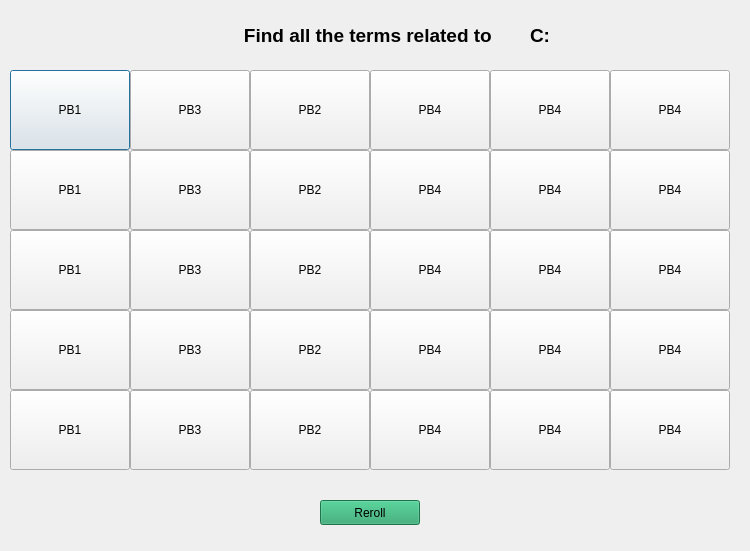
Qt form waves/try.ui (matternstsr/Sea-Application) before a commit.
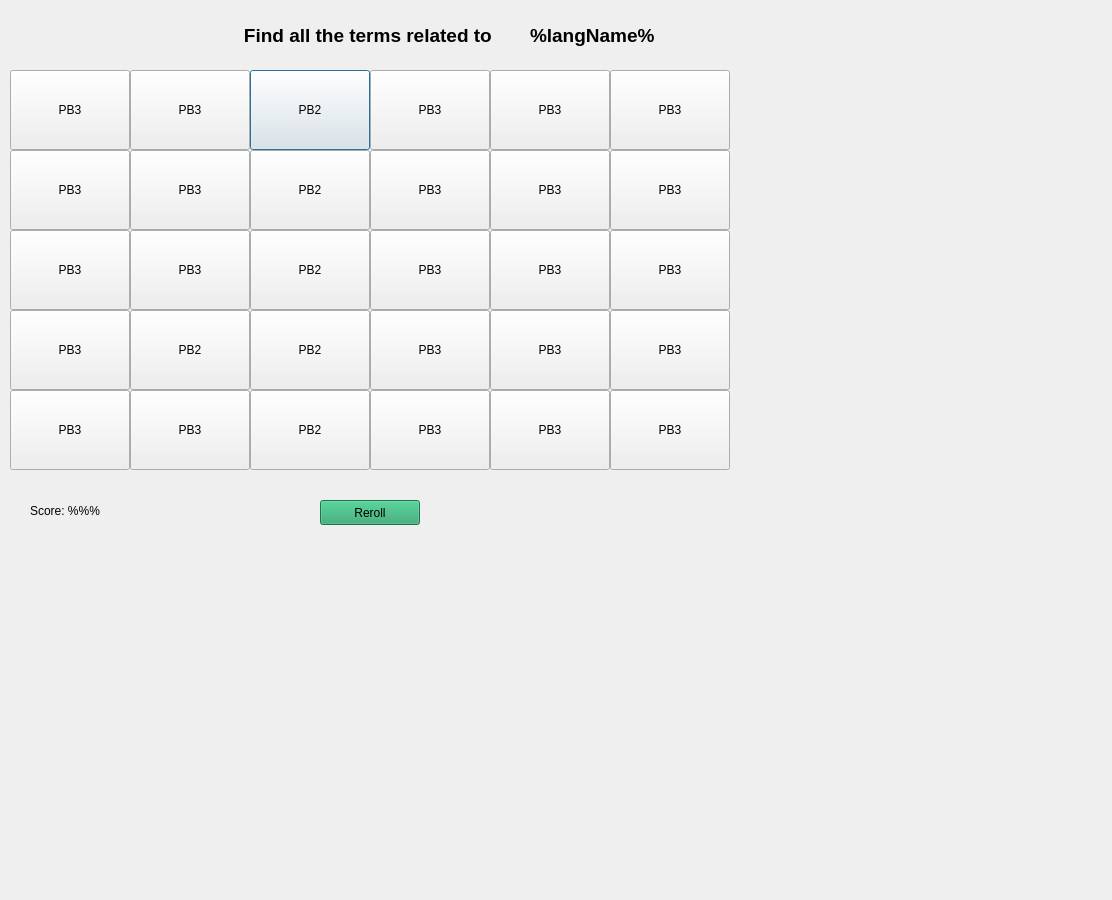
The same form after that commit.

Commit message: Add som UI improvments for allignement.

Patch:
```diff
--- a/waves/try.ui
+++ b/waves/try.ui
@@ -6,8 +6,8 @@
    <rect>
     <x>0</x>
     <y>0</y>
-    <width>750</width>
-    <height>551</height>
+    <width>1112</width>
+    <height>900</height>
    </rect>
   </property>
   <property name="cursor">
@@ -19,19 +19,6 @@
   <property name="styleSheet">
    <string notr="true"/>
   </property>
-  <widget class="QPushButton" name="pushButton_1">
-   <property name="geometry">
-    <rect>
-     <x>10</x>
-     <y>70</y>
-     <width>120</width>
-     <height>80</height>
-    </rect>
-   </property>
-   <property name="text">
-    <string>PB1</string>
-   </property>
-  </widget>
   <widget class="QPushButton" name="pushButton_2">
    <property name="geometry">
     <rect>
@@ -139,215 +126,317 @@
     <property name="geometry">
      <rect>
       <x>0</x>
-      <y>0</y>
+      <y>-60</y>
       <width>750</width>
-      <height>431</height>
+      <height>550</height>
      </rect>
     </property>
     <property name="text">
      <string/>
+    </property>
+   </widget>
+  </widget>
+  <widget class="QLabel" name="puzzleInstructions">
+   <property name="geometry">
+    <rect>
+     <x>10</x>
+     <y>10</y>
+     <width>721</width>
+     <height>51</height>
+    </rect>
+   </property>
+   <property name="font">
+    <font>
+     <pointsize>14</pointsize>
+     <weight>75</weight>
+     <bold>true</bold>
+    </font>
+   </property>
+   <property name="text">
+    <string>Find all the terms related to </string>
+   </property>
+   <property name="alignment">
+    <set>Qt::AlignCenter</set>
+   </property>
+  </widget>
+  <widget class="QLabel" name="langName">
+   <property name="geometry">
+    <rect>
+     <x>530</x>
+     <y>10</y>
+     <width>151</width>
+     <height>51</height>
+    </rect>
+   </property>
+   <property name="font">
+    <font>
+     <pointsize>14</pointsize>
+     <weight>75</weight>
+     <bold>true</bold>
+    </font>
+   </property>
+   <property name="text">
+    <string>%langName%</string>
+   </property>
+   <property name="alignment">
+    <set>Qt::AlignJustify|Qt::AlignVCenter</set>
+   </property>
+  </widget>
+  <widget class="QPushButton" name="rerollButton_2">
+   <property name="geometry">
+    <rect>
+     <x>320</x>
+     <y>500</y>
+     <width>100</width>
+     <height>25</height>
+    </rect>
+   </property>
+   <property name="styleSheet">
+    <string notr="true">background-color: rgb(38, 162, 105)</string>
+   </property>
+   <property name="text">
+    <string>Reroll</string>
+   </property>
+  </widget>
+  <widget class="QLabel" name="scoreLabel_2">
+   <property name="geometry">
+    <rect>
+     <x>30</x>
+     <y>490</y>
+     <width>131</width>
+     <height>41</height>
+    </rect>
+   </property>
+   <property name="text">
+    <string>Score: %%%</string>
+   </property>
+  </widget>
+  <widget class="QPushButton" name="pushButton_4">
+   <property name="geometry">
+    <rect>
+     <x>10</x>
+     <y>150</y>
+     <width>120</width>
+     <height>80</height>
+    </rect>
+   </property>
+   <property name="text">
+    <string>PB3</string>
+   </property>
+  </widget>
+  <widget class="QPushButton" name="pushButton_5">
+   <property name="geometry">
+    <rect>
+     <x>130</x>
+     <y>230</y>
+     <width>120</width>
+     <height>80</height>
+    </rect>
+   </property>
+   <property name="text">
+    <string>PB3</string>
     </property>
    </widget>
    <widget class="QPushButton" name="pushButton_6">
     <property name="geometry">
      <rect>
-      <x>610</x>
-      <y>10</y>
+     <x>130</x>
+     <y>150</y>
       <width>120</width>
       <height>80</height>
      </rect>
     </property>
     <property name="text">
-     <string>PB4</string>
+    <string>PB3</string>
     </property>
    </widget>
    <widget class="QPushButton" name="pushButton_7">
     <property name="geometry">
      <rect>
-      <x>610</x>
-      <y>90</y>
+     <x>10</x>
+     <y>70</y>
       <width>120</width>
       <height>80</height>
      </rect>
     </property>
     <property name="text">
-     <string>PB4</string>
-    </property>
-   </widget>
-   <widget class="QPushButton" name="pushButton_13">
-    <property name="geometry">
-     <rect>
-      <x>610</x>
-      <y>170</y>
-      <width>120</width>
-      <height>80</height>
-     </rect>
-    </property>
-    <property name="text">
-     <string>PB4</string>
-    </property>
-   </widget>
-   <widget class="QPushButton" name="pushButton_19">
-    <property name="geometry">
-     <rect>
-      <x>610</x>
-      <y>250</y>
-      <width>120</width>
-      <height>80</height>
-     </rect>
-    </property>
-    <property name="text">
-     <string>PB4</string>
-    </property>
-   </widget>
-   <widget class="QPushButton" name="pushButton_25">
-    <property name="geometry">
-     <rect>
-      <x>610</x>
-      <y>330</y>
-      <width>120</width>
-      <height>80</height>
-     </rect>
-    </property>
-    <property name="text">
-     <string>PB4</string>
-    </property>
-   </widget>
-   <widget class="QPushButton" name="pushButton_5">
+    <string>PB3</string>
+   </property>
+  </widget>
+  <widget class="QPushButton" name="pushButton_8">
     <property name="geometry">
      <rect>
       <x>490</x>
-      <y>10</y>
+     <y>390</y>
       <width>120</width>
       <height>80</height>
      </rect>
     </property>
     <property name="text">
-     <string>PB4</string>
+    <string>PB3</string>
     </property>
    </widget>
    <widget class="QPushButton" name="pushButton_9">
     <property name="geometry">
      <rect>
       <x>490</x>
-      <y>90</y>
+     <y>310</y>
       <width>120</width>
       <height>80</height>
      </rect>
     </property>
     <property name="text">
-     <string>PB4</string>
+    <string>PB3</string>
+   </property>
+  </widget>
+  <widget class="QPushButton" name="pushButton_11">
+   <property name="geometry">
+    <rect>
+     <x>490</x>
+     <y>230</y>
+     <width>120</width>
+     <height>80</height>
+    </rect>
+   </property>
+   <property name="text">
+    <string>PB3</string>
+   </property>
+  </widget>
+  <widget class="QPushButton" name="pushButton_12">
+   <property name="geometry">
+    <rect>
+     <x>490</x>
+     <y>150</y>
+     <width>120</width>
+     <height>80</height>
+    </rect>
+   </property>
+   <property name="text">
+    <string>PB3</string>
+   </property>
+  </widget>
+  <widget class="QPushButton" name="pushButton_13">
+   <property name="geometry">
+    <rect>
+     <x>490</x>
+     <y>70</y>
+     <width>120</width>
+     <height>80</height>
+    </rect>
+   </property>
+   <property name="text">
+    <string>PB3</string>
+   </property>
+  </widget>
+  <widget class="QPushButton" name="pushButton_14">
+   <property name="geometry">
+    <rect>
+     <x>370</x>
+     <y>390</y>
+     <width>120</width>
+     <height>80</height>
+    </rect>
+   </property>
+   <property name="text">
+    <string>PB3</string>
     </property>
    </widget>
    <widget class="QPushButton" name="pushButton_15">
     <property name="geometry">
      <rect>
-      <x>490</x>
-      <y>170</y>
+     <x>370</x>
+     <y>310</y>
       <width>120</width>
       <height>80</height>
      </rect>
     </property>
     <property name="text">
-     <string>PB4</string>
+    <string>PB3</string>
+   </property>
+  </widget>
+  <widget class="QPushButton" name="pushButton_17">
+   <property name="geometry">
+    <rect>
+     <x>370</x>
+     <y>230</y>
+     <width>120</width>
+     <height>80</height>
+    </rect>
+   </property>
+   <property name="text">
+    <string>PB3</string>
+   </property>
+  </widget>
+  <widget class="QPushButton" name="pushButton_18">
+   <property name="geometry">
+    <rect>
+     <x>370</x>
+     <y>150</y>
+     <width>120</width>
+     <height>80</height>
+    </rect>
+   </property>
+   <property name="text">
+    <string>PB3</string>
+   </property>
+  </widget>
+  <widget class="QPushButton" name="pushButton_19">
+   <property name="geometry">
+    <rect>
+     <x>370</x>
+     <y>70</y>
+     <width>120</width>
+     <height>80</height>
+    </rect>
+   </property>
+   <property name="text">
+    <string>PB3</string>
+   </property>
+  </widget>
+  <widget class="QPushButton" name="pushButton_20">
+   <property name="geometry">
+    <rect>
+     <x>610</x>
+     <y>310</y>
+     <width>120</width>
+     <height>80</height>
+    </rect>
+   </property>
+   <property name="text">
+    <string>PB3</string>
     </property>
    </widget>
    <widget class="QPushButton" name="pushButton_21">
     <property name="geometry">
      <rect>
-      <x>490</x>
-      <y>250</y>
+     <x>610</x>
+     <y>390</y>
       <width>120</width>
       <height>80</height>
      </rect>
     </property>
     <property name="text">
-     <string>PB4</string>
-    </property>
-   </widget>
-   <widget class="QPushButton" name="pushButton_27">
-    <property name="geometry">
-     <rect>
-      <x>490</x>
-      <y>330</y>
-      <width>120</width>
-      <height>80</height>
-     </rect>
-    </property>
-    <property name="text">
-     <string>PB4</string>
-    </property>
-   </widget>
-   <widget class="QPushButton" name="pushButton_29">
-    <property name="geometry">
-     <rect>
-      <x>370</x>
-      <y>330</y>
-      <width>120</width>
-      <height>80</height>
-     </rect>
-    </property>
-    <property name="text">
-     <string>PB4</string>
+    <string>PB3</string>
     </property>
    </widget>
    <widget class="QPushButton" name="pushButton_23">
     <property name="geometry">
      <rect>
-      <x>370</x>
-      <y>250</y>
+     <x>610</x>
+     <y>230</y>
       <width>120</width>
       <height>80</height>
      </rect>
     </property>
     <property name="text">
-     <string>PB4</string>
-    </property>
-   </widget>
-   <widget class="QPushButton" name="pushButton_17">
-    <property name="geometry">
-     <rect>
-      <x>370</x>
-      <y>170</y>
-      <width>120</width>
-      <height>80</height>
-     </rect>
-    </property>
-    <property name="text">
-     <string>PB4</string>
-    </property>
-   </widget>
-   <widget class="QPushButton" name="pushButton_4">
-    <property name="geometry">
-     <rect>
-      <x>370</x>
-      <y>10</y>
-      <width>120</width>
-      <height>80</height>
-     </rect>
-    </property>
-    <property name="text">
-     <string>PB4</string>
-    </property>
-   </widget>
-   <widget class="QPushButton" name="pushButton_11">
-    <property name="geometry">
-     <rect>
-      <x>370</x>
-      <y>90</y>
-      <width>120</width>
-      <height>80</height>
-     </rect>
-    </property>
-    <property name="text">
-     <string>PB4</string>
+    <string>PB3</string>
     </property>
    </widget>
    <widget class="QPushButton" name="pushButton_24">
     <property name="geometry">
      <rect>
-      <x>130</x>
-      <y>250</y>
+     <x>610</x>
+     <y>150</y>
       <width>120</width>
       <height>80</height>
      </rect>
@@ -356,24 +445,11 @@
      <string>PB3</string>
     </property>
    </widget>
-   <widget class="QPushButton" name="pushButton_18">
+  <widget class="QPushButton" name="pushButton_25">
     <property name="geometry">
      <rect>
-      <x>130</x>
-      <y>170</y>
-      <width>120</width>
-      <height>80</height>
-     </rect>
-    </property>
-    <property name="text">
-     <string>PB3</string>
-    </property>
-   </widget>
-   <widget class="QPushButton" name="pushButton_12">
-    <property name="geometry">
-     <rect>
-      <x>130</x>
-      <y>90</y>
+     <x>610</x>
+     <y>70</y>
       <width>120</width>
       <height>80</height>
      </rect>
@@ -386,128 +462,52 @@
     <property name="geometry">
      <rect>
       <x>10</x>
-      <y>330</y>
+     <y>230</y>
       <width>120</width>
       <height>80</height>
      </rect>
     </property>
     <property name="text">
-     <string>PB1</string>
-    </property>
-   </widget>
-   <widget class="QPushButton" name="pushButton_20">
+    <string>PB3</string>
+   </property>
+  </widget>
+  <widget class="QPushButton" name="pushButton_27">
     <property name="geometry">
      <rect>
-      <x>10</x>
-      <y>250</y>
+     <x>130</x>
+     <y>310</y>
       <width>120</width>
       <height>80</height>
      </rect>
     </property>
     <property name="text">
-     <string>PB1</string>
-    </property>
-   </widget>
-   <widget class="QPushButton" name="pushButton_14">
+    <string>PB2</string>
+   </property>
+  </widget>
+  <widget class="QPushButton" name="pushButton_29">
     <property name="geometry">
      <rect>
       <x>10</x>
-      <y>170</y>
+     <y>310</y>
       <width>120</width>
       <height>80</height>
      </rect>
     </property>
     <property name="text">
-     <string>PB1</string>
-    </property>
-   </widget>
-   <widget class="QPushButton" name="pushButton_8">
+    <string>PB3</string>
+   </property>
+  </widget>
+  <widget class="QPushButton" name="pushButton_31">
     <property name="geometry">
      <rect>
       <x>10</x>
-      <y>90</y>
+     <y>390</y>
       <width>120</width>
       <height>80</height>
      </rect>
     </property>
     <property name="text">
-     <string>PB1</string>
-    </property>
-   </widget>
-   <widget class="QPushButton" name="resetButton">
-    <property name="geometry">
-     <rect>
-      <x>320</x>
-      <y>440</y>
-      <width>100</width>
-      <height>25</height>
-     </rect>
-    </property>
-    <property name="styleSheet">
-     <string notr="true">background-color: rgb(38, 162, 105)</string>
-    </property>
-    <property name="text">
-     <string>Reroll</string>
-    </property>
-   </widget>
-   <widget class="QLabel" name="statusLabel">
-    <property name="geometry">
-     <rect>
-      <x>10</x>
-      <y>420</y>
-      <width>54</width>
-      <height>17</height>
-     </rect>
-    </property>
-    <property name="text">
-     <string/>
-    </property>
-   </widget>
-  </widget>
-  <widget class="QLabel" name="puzzleDetails">
-   <property name="geometry">
-    <rect>
-     <x>10</x>
-     <y>10</y>
-     <width>721</width>
-     <height>51</height>
-    </rect>
-   </property>
-   <property name="font">
-    <font>
-     <pointsize>14</pointsize>
-     <weight>75</weight>
-     <bold>true</bold>
-    </font>
-   </property>
-   <property name="text">
-    <string>Find all the terms related to </string>
-   </property>
-   <property name="alignment">
-    <set>Qt::AlignCenter</set>
-   </property>
-  </widget>
-  <widget class="QLabel" name="puzzle">
-   <property name="geometry">
-    <rect>
-     <x>530</x>
-     <y>10</y>
-     <width>151</width>
-     <height>51</height>
-    </rect>
-   </property>
-   <property name="font">
-    <font>
-     <pointsize>14</pointsize>
-     <weight>75</weight>
-     <bold>true</bold>
-    </font>
-   </property>
-   <property name="text">
-    <string>C:</string>
-   </property>
-   <property name="alignment">
-    <set>Qt::AlignJustify|Qt::AlignVCenter</set>
+    <string>PB3</string>
    </property>
   </widget>
   <zorder>backgroundWidget</zorder>
```
Left out of the diff: 30 changed lines with no effect on the pictures. Lines whose indentation alone changed are shown as unchanged.
